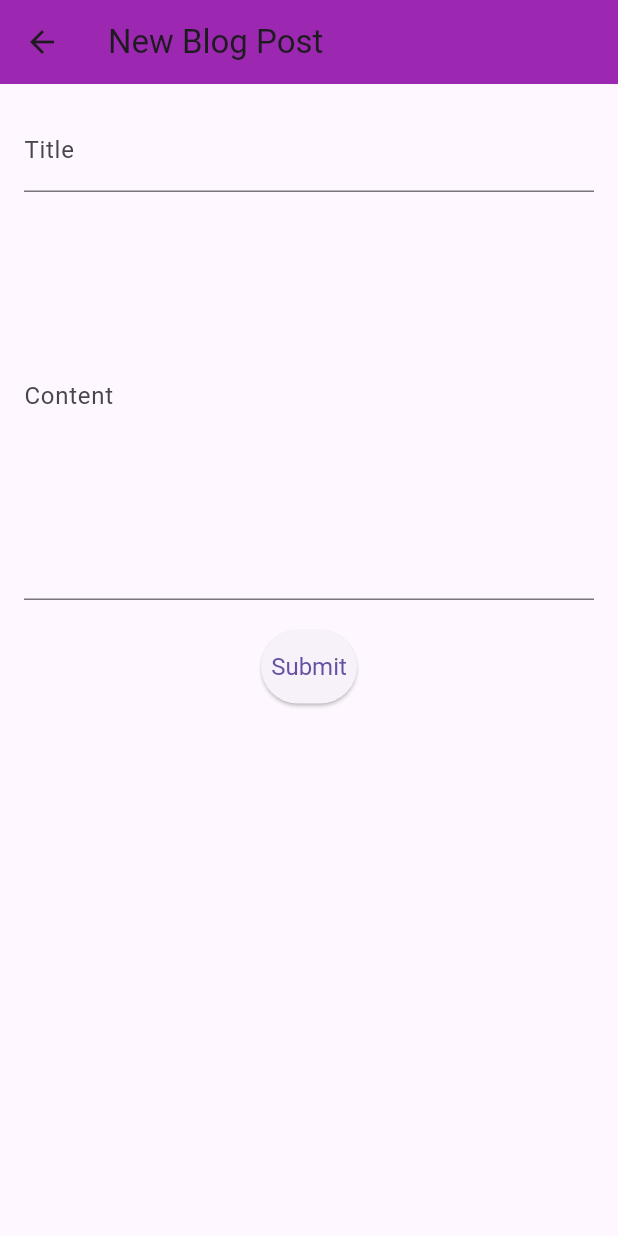
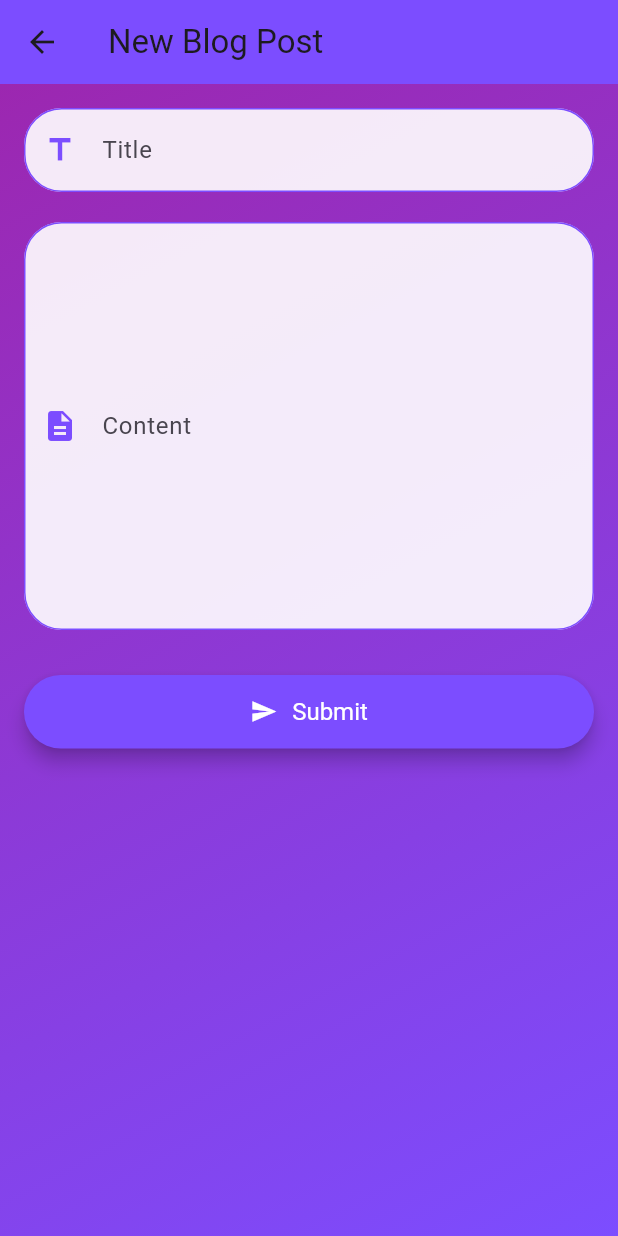
Before and after one commit to suhridp/guardian_eye, a Flutter app: the NewBlogPostPage screen opened by its route, on a phone screen of 412 x 824 dp. Run offline on Flutter 3.47's test engine with Material 3 defaults, Android fonts, the phone set to English and light mode, and no system bars; our stand-ins replace cloud_firestore, firebase_auth, firebase_core, firebase_storage, image_picker; missing offline and left inert: android_intent_plus, device_apps, flutter_phone_direct_caller; accounts and stored records are empty.

Commit message:
updated blog post ui

```diff
--- a/lib/screens/new_blog_post.dart
+++ b/lib/screens/new_blog_post.dart
@@ -8,27 +8,31 @@ class NewBlogPostPage extends StatelessWidget {
   final TextEditingController contentController = TextEditingController();
 
   NewBlogPostPage({super.key, required this.blogService});
+
   @override
   Widget build(BuildContext context) {
     return Scaffold(
       appBar: AppBar(
         title: const Text('New Blog Post'),
-        backgroundColor: Colors.purple,
+        backgroundColor: Colors.deepPurpleAccent,
       ),
-      body: Padding(
+      body: Container(
+        decoration: const BoxDecoration(
+          gradient: LinearGradient(
+            colors: [Colors.purple, Colors.deepPurpleAccent],
+            begin: Alignment.topLeft,
+            end: Alignment.bottomRight,
+          ),
+        ),
         padding: const EdgeInsets.all(16.0),
         child: Column(
+          crossAxisAlignment: CrossAxisAlignment.stretch,
           children: <Widget>[
-            TextField(
-              controller: titleController,
-              decoration: const InputDecoration(labelText: 'Title'),
-            ),
-            TextField(
-              controller: contentController,
-              decoration: const InputDecoration(labelText: 'Content'),
-              maxLines: 10,
-            ),
+            _buildTextField(titleController, 'Title', Icons.title),
             const SizedBox(height: 20),
+            _buildTextField(contentController, 'Content', Icons.description,
+                maxLines: 10),
+            const SizedBox(height: 30),
             ElevatedButton(
               onPressed: () {
                 // Validate the input fields before submitting
@@ -44,8 +48,6 @@ class NewBlogPostPage extends StatelessWidget {
                 final newPost = BlogPost(
                   title: titleController.text,
                   content: contentController.text,
-                  // date: DateTime.now(),
-                  // id: 'your_firebase_uuid_here',
                 );
 
                 blogService.addPost(newPost).then((_) {
@@ -63,17 +65,55 @@ class NewBlogPostPage extends StatelessWidget {
                 });
               },
               style: ElevatedButton.styleFrom(
+                foregroundColor: Colors.white,
+                backgroundColor: Colors.deepPurpleAccent,
                 padding: const EdgeInsets.symmetric(vertical: 15),
                 textStyle: const TextStyle(fontSize: 16),
                 shape: RoundedRectangleBorder(
                   borderRadius: BorderRadius.circular(25),
                 ),
+                elevation: 5,
               ),
-              child: const Text('Submit'),
+              child: const Row(
+                mainAxisAlignment: MainAxisAlignment.center,
+                children: [
+                  Icon(Icons.send),
+                  SizedBox(width: 10),
+                  Text('Submit'),
+                ],
+              ),
             ),
           ],
         ),
       ),
     );
   }
+
+  Widget _buildTextField(
+      TextEditingController controller, String label, IconData icon,
+      {int maxLines = 1}) {
+    return TextField(
+      controller: controller,
+      maxLines: maxLines,
+      decoration: InputDecoration(
+        labelText: label,
+        prefixIcon: Icon(icon, color: Colors.deepPurpleAccent),
+        border: OutlineInputBorder(
+          borderRadius: BorderRadius.circular(25),
+          borderSide: const BorderSide(color: Colors.deepPurpleAccent),
+        ),
+        enabledBorder: OutlineInputBorder(
+          borderRadius: BorderRadius.circular(25),
+          borderSide: const BorderSide(color: Colors.deepPurpleAccent),
+        ),
+        focusedBorder: OutlineInputBorder(
+          borderRadius: BorderRadius.circular(25),
+          borderSide:
+              const BorderSide(color: Colors.deepPurpleAccent, width: 2),
+        ),
+        filled: true,
+        fillColor: Colors.white.withOpacity(0.9),
+      ),
+    );
+  }
 }
```
